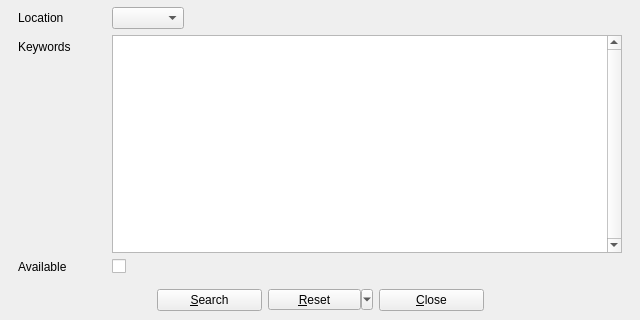
Old version of the form UI/allinfo.ui in the repository textbrowser/biblioteq; both pictures show x 0 to 640 and y 685 to 1005 of the 640 by 1005 pixel window.
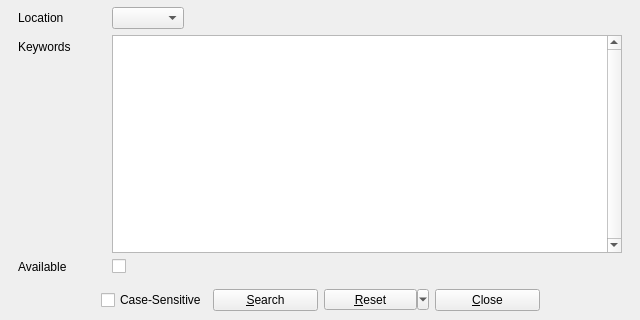
New version of the form. Icons and pictures are not drawn.

Commit message: Case-sensitive search.

What changed in the file:
```diff
--- a/UI/allinfo.ui
+++ b/UI/allinfo.ui
@@ -339,6 +339,13 @@
         </property>
        </spacer>
       </item>
+      <item>
+       <widget class="QCheckBox" name="casesensitive">
+        <property name="text">
+         <string>Case-Sensitive</string>
+        </property>
+       </widget>
+      </item>
       <item>
        <widget class="QPushButton" name="okButton">
         <property name="sizePolicy">
```
Left out of the diff: 5 changed lines with no effect on the pictures. The commit also changes 6 other files.
